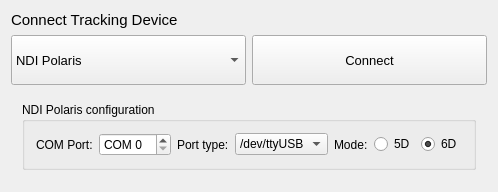
Before: the Qt Designer form Modules/IGTUI/Qmitk/QmitkIGTConnectionWidgetControls.ui in MITK/MITK, drawn with Qt 5.
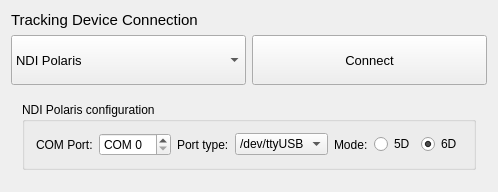
After: the same form once the commit is applied. Icons and pictures are not drawn.

Commit message: Changed widget label

The edit to the form file:
```diff
--- a/Modules/IGTUI/Qmitk/QmitkIGTConnectionWidgetControls.ui
+++ b/Modules/IGTUI/Qmitk/QmitkIGTConnectionWidgetControls.ui
@@ -7,7 +7,7 @@
     <x>0</x>
     <y>0</y>
     <width>443</width>
-    <height>180</height>
+    <height>189</height>
    </rect>
   </property>
   <property name="minimumSize">
@@ -30,7 +30,7 @@
       </font>
      </property>
      <property name="text">
-      <string>Connect Tracking Device</string>
+      <string>Tracking Device Connection</string>
      </property>
     </widget>
    </item>
```
Left out of the diff: 5 changed lines with no effect on the pictures.
